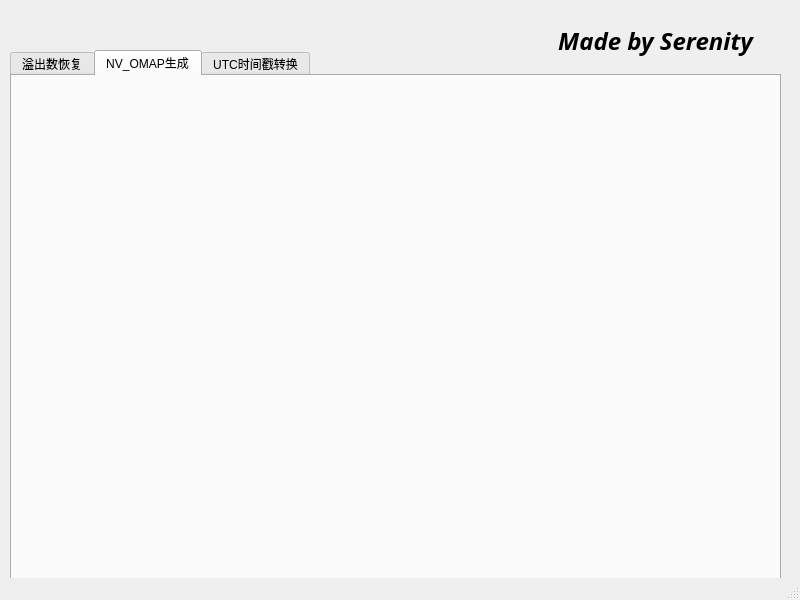
First picture: the form in dev_tool.ui, repository SerenityAAA/Dev_Tools, before the edit.
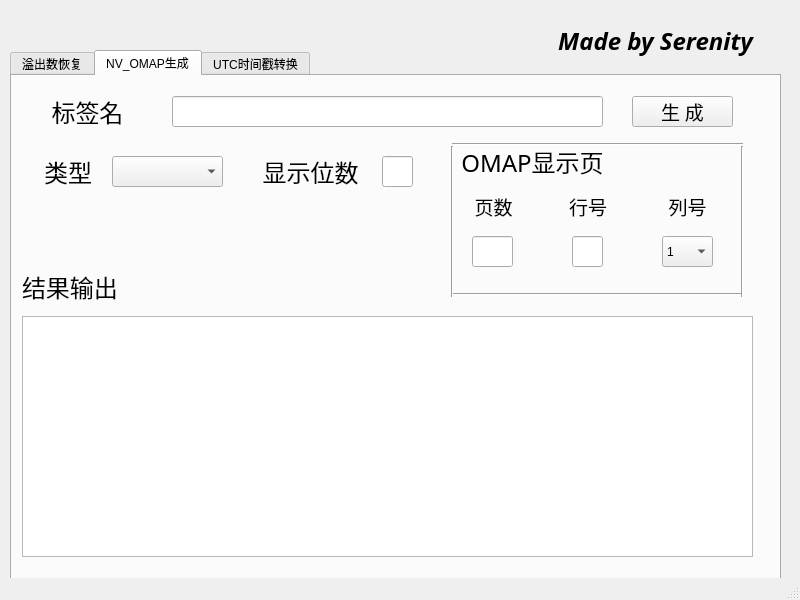
Second picture: the form after the edit. The open tabs and pages were chosen to show the change.

Commit message: 更新NV_OMAP功能

```diff
--- a/dev_tool.ui
+++ b/dev_tool.ui
@@ -14,6 +14,12 @@
    <string>Dev_tool</string>
   </property>
   <widget class="QWidget" name="centralwidget">
+   <property name="minimumSize">
+    <size>
+     <width>0</width>
+     <height>0</height>
+    </size>
+   </property>
    <widget class="QTabWidget" name="tabWidget">
     <property name="geometry">
      <rect>
@@ -243,6 +249,341 @@
      <attribute name="title">
       <string>NV_OMAP生成</string>
      </attribute>
+     <widget class="QLabel" name="label_8">
+      <property name="geometry">
+       <rect>
+        <x>30</x>
+        <y>20</y>
+        <width>91</width>
+        <height>31</height>
+       </rect>
+      </property>
+      <property name="font">
+       <font>
+        <family>楷体</family>
+        <pointsize>18</pointsize>
+       </font>
+      </property>
+      <property name="text">
+       <string>标签名</string>
+      </property>
+      <property name="alignment">
+       <set>Qt::AlignCenter</set>
+      </property>
+     </widget>
+     <widget class="QLineEdit" name="omap_label">
+      <property name="geometry">
+       <rect>
+        <x>160</x>
+        <y>20</y>
+        <width>431</width>
+        <height>31</height>
+       </rect>
+      </property>
+     </widget>
+     <widget class="QLabel" name="label_9">
+      <property name="geometry">
+       <rect>
+        <x>20</x>
+        <y>80</y>
+        <width>72</width>
+        <height>31</height>
+       </rect>
+      </property>
+      <property name="font">
+       <font>
+        <family>楷体</family>
+        <pointsize>18</pointsize>
+       </font>
+      </property>
+      <property name="text">
+       <string>类型</string>
+      </property>
+      <property name="alignment">
+       <set>Qt::AlignCenter</set>
+      </property>
+     </widget>
+     <widget class="QComboBox" name="type_list">
+      <property name="geometry">
+       <rect>
+        <x>100</x>
+        <y>80</y>
+        <width>111</width>
+        <height>31</height>
+       </rect>
+      </property>
+     </widget>
+     <widget class="QLabel" name="label_10">
+      <property name="geometry">
+       <rect>
+        <x>230</x>
+        <y>80</y>
+        <width>131</width>
+        <height>31</height>
+       </rect>
+      </property>
+      <property name="font">
+       <font>
+        <family>楷体</family>
+        <pointsize>18</pointsize>
+       </font>
+      </property>
+      <property name="text">
+       <string> 显示位数</string>
+      </property>
+      <property name="alignment">
+       <set>Qt::AlignCenter</set>
+      </property>
+     </widget>
+     <widget class="QLineEdit" name="bit_count">
+      <property name="geometry">
+       <rect>
+        <x>370</x>
+        <y>80</y>
+        <width>31</width>
+        <height>31</height>
+       </rect>
+      </property>
+     </widget>
+     <widget class="QLabel" name="label_11">
+      <property name="geometry">
+       <rect>
+        <x>440</x>
+        <y>70</y>
+        <width>161</width>
+        <height>31</height>
+       </rect>
+      </property>
+      <property name="font">
+       <font>
+        <family>楷体</family>
+        <pointsize>18</pointsize>
+       </font>
+      </property>
+      <property name="text">
+       <string>OMAP显示页</string>
+      </property>
+      <property name="alignment">
+       <set>Qt::AlignCenter</set>
+      </property>
+     </widget>
+     <widget class="QLabel" name="label_12">
+      <property name="geometry">
+       <rect>
+        <x>451</x>
+        <y>120</y>
+        <width>61</width>
+        <height>21</height>
+       </rect>
+      </property>
+      <property name="font">
+       <font>
+        <family>楷体</family>
+        <pointsize>14</pointsize>
+       </font>
+      </property>
+      <property name="text">
+       <string>页数</string>
+      </property>
+      <property name="alignment">
+       <set>Qt::AlignCenter</set>
+      </property>
+     </widget>
+     <widget class="QLabel" name="label_13">
+      <property name="geometry">
+       <rect>
+        <x>540</x>
+        <y>120</y>
+        <width>72</width>
+        <height>21</height>
+       </rect>
+      </property>
+      <property name="font">
+       <font>
+        <family>楷体</family>
+        <pointsize>14</pointsize>
+       </font>
+      </property>
+      <property name="text">
+       <string>行号</string>
+      </property>
+      <property name="alignment">
+       <set>Qt::AlignCenter</set>
+      </property>
+     </widget>
+     <widget class="QLabel" name="label_14">
+      <property name="geometry">
+       <rect>
+        <x>640</x>
+        <y>120</y>
+        <width>71</width>
+        <height>21</height>
+       </rect>
+      </property>
+      <property name="font">
+       <font>
+        <family>楷体</family>
+        <pointsize>14</pointsize>
+       </font>
+      </property>
+      <property name="text">
+       <string>列号</string>
+      </property>
+      <property name="alignment">
+       <set>Qt::AlignCenter</set>
+      </property>
+     </widget>
+     <widget class="QLineEdit" name="omap_page">
+      <property name="geometry">
+       <rect>
+        <x>460</x>
+        <y>160</y>
+        <width>41</width>
+        <height>31</height>
+       </rect>
+      </property>
+     </widget>
+     <widget class="QLineEdit" name="omap_line">
+      <property name="geometry">
+       <rect>
+        <x>560</x>
+        <y>160</y>
+        <width>31</width>
+        <height>31</height>
+       </rect>
+      </property>
+     </widget>
+     <widget class="QComboBox" name="omap_col">
+      <property name="geometry">
+       <rect>
+        <x>650</x>
+        <y>160</y>
+        <width>51</width>
+        <height>31</height>
+       </rect>
+      </property>
+      <item>
+       <property name="text">
+        <string>1</string>
+       </property>
+      </item>
+      <item>
+       <property name="text">
+        <string>2</string>
+       </property>
+      </item>
+      <item>
+       <property name="text">
+        <string>3</string>
+       </property>
+      </item>
+     </widget>
+     <widget class="Line" name="line">
+      <property name="geometry">
+       <rect>
+        <x>440</x>
+        <y>210</y>
+        <width>291</width>
+        <height>16</height>
+       </rect>
+      </property>
+      <property name="orientation">
+       <enum>Qt::Horizontal</enum>
+      </property>
+     </widget>
+     <widget class="Line" name="line_2">
+      <property name="geometry">
+       <rect>
+        <x>430</x>
+        <y>70</y>
+        <width>20</width>
+        <height>151</height>
+       </rect>
+      </property>
+      <property name="orientation">
+       <enum>Qt::Vertical</enum>
+      </property>
+     </widget>
+     <widget class="Line" name="line_3">
+      <property name="geometry">
+       <rect>
+        <x>440</x>
+        <y>60</y>
+        <width>291</width>
+        <height>16</height>
+       </rect>
+      </property>
+      <property name="orientation">
+       <enum>Qt::Horizontal</enum>
+      </property>
+     </widget>
+     <widget class="Line" name="line_4">
+      <property name="geometry">
+       <rect>
+        <x>720</x>
+        <y>70</y>
+        <width>20</width>
+        <height>151</height>
+       </rect>
+      </property>
+      <property name="orientation">
+       <enum>Qt::Vertical</enum>
+      </property>
+     </widget>
+     <widget class="QTextBrowser" name="omap_ret">
+      <property name="geometry">
+       <rect>
+        <x>10</x>
+        <y>240</y>
+        <width>731</width>
+        <height>241</height>
+       </rect>
+      </property>
+      <property name="readOnly">
+       <bool>true</bool>
+      </property>
+     </widget>
+     <widget class="QLabel" name="label_15">
+      <property name="geometry">
+       <rect>
+        <x>10</x>
+        <y>190</y>
+        <width>121</width>
+        <height>41</height>
+       </rect>
+      </property>
+      <property name="font">
+       <font>
+        <family>楷体</family>
+        <pointsize>18</pointsize>
+       </font>
+      </property>
+      <property name="text">
+       <string>结果输出</string>
+      </property>
+      <property name="textFormat">
+       <enum>Qt::PlainText</enum>
+      </property>
+     </widget>
+     <widget class="QPushButton" name="omap_btn">
+      <property name="geometry">
+       <rect>
+        <x>620</x>
+        <y>20</y>
+        <width>101</width>
+        <height>31</height>
+       </rect>
+      </property>
+      <property name="font">
+       <font>
+        <family>楷体</family>
+        <pointsize>14</pointsize>
+       </font>
+      </property>
+      <property name="text">
+       <string>生 成</string>
+      </property>
+     </widget>
     </widget>
     <widget class="QWidget" name="tab_3">
      <attribute name="title">
```
Left out of the diff: 54 changed lines with no effect on the pictures. The commit also changes 4 other files.
